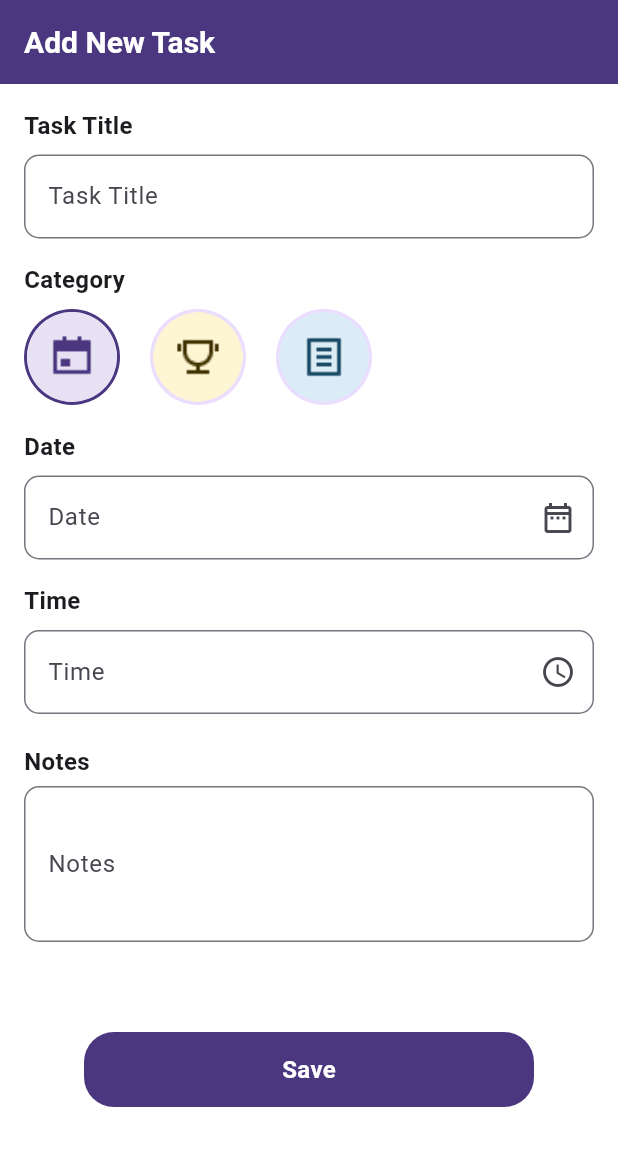
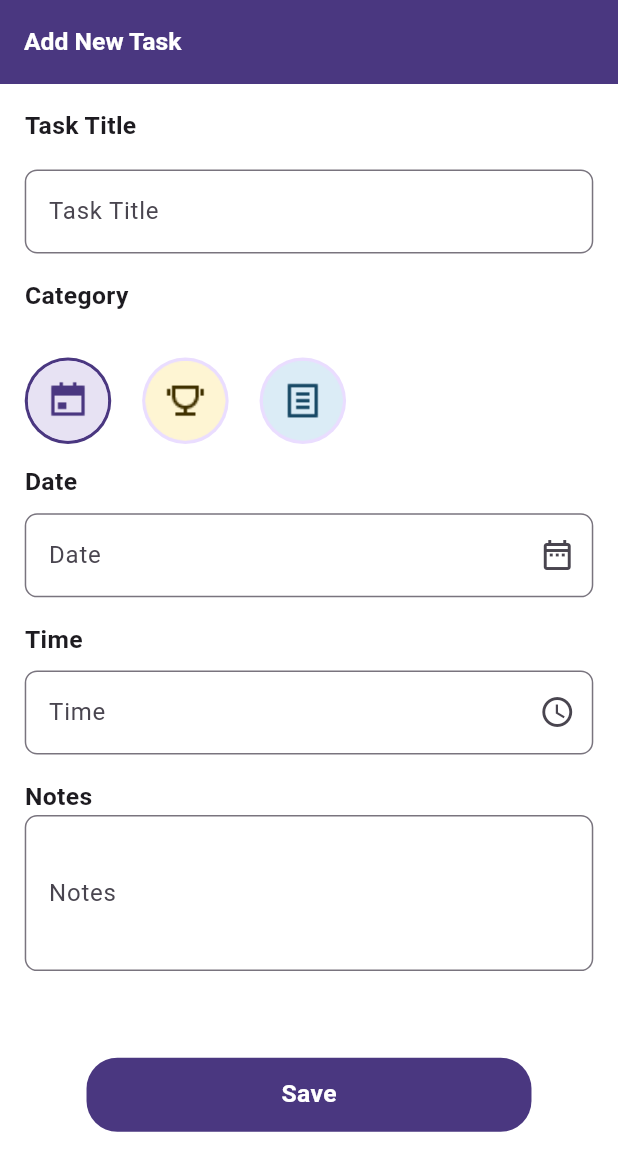
Before and after one commit to jaganprasad093/todo-app_nuox, a Flutter app: the screen it shows after launch, after a tap on "Add New Task", on a phone screen of 412 x 824 dp. Shown: the top 1171 px of the screen. Run offline on Flutter 3.47's test engine with Material 3 defaults, Android fonts, the phone set to English and light mode, and no system bars; our stand-ins replace flutter_local_notifications, flutter_timezone, hive_flutter, permission_handler, timezone; accounts and stored records are empty.

Commit message:
make it responsive

```diff
--- a/lib/view/create_task/create_task.dart
+++ b/lib/view/create_task/create_task.dart
@@ -41,7 +41,15 @@ class _CreateTaskState extends State<CreateTask> {
 
   @override
   Widget build(BuildContext context) {
-    final isSmallScreen = MediaQuery.of(context).size.width < 600;
+    final screenWidth = MediaQuery.of(context).size.width;
+    final screenHeight = MediaQuery.of(context).size.height;
+    final isSmallScreen = screenWidth < 600;
+    final double paddingFactor = isSmallScreen ? 0.04 : 0.03;
+    final double spacingFactor = isSmallScreen ? 0.02 : 0.025;
+    final double avatarRadiusFactor = isSmallScreen ? 0.07 : 0.06;
+    final double buttonHeightFactor = isSmallScreen ? 0.06 : 0.065;
+    final double buttonHorizontalPaddingFactor = isSmallScreen ? 0.1 : 0.2;
+    final double fontSizeFactor = isSmallScreen ? 0.04 : 0.035;
 
     return Scaffold(
       backgroundColor: ColorConstnats.primarywhite,
@@ -53,39 +61,41 @@ class _CreateTaskState extends State<CreateTask> {
           style: TextStyle(
             fontWeight: FontWeight.bold,
             color: ColorConstnats.primarywhite,
-            fontSize: isSmallScreen ? 20 : 24,
+            fontSize: screenWidth * fontSizeFactor,
           ),
         ),
       ),
       body: GestureDetector(
         onTap: () => FocusScope.of(context).unfocus(),
         child: SingleChildScrollView(
-          padding: EdgeInsets.all(isSmallScreen ? 16.0 : 24.0),
+          padding: EdgeInsets.all(screenWidth * paddingFactor),
           child: Form(
             key: _formKey,
             child: Column(
               crossAxisAlignment: CrossAxisAlignment.start,
               children: [
-                _buildSectionTitle("Task Title"),
-                SizedBox(height: isSmallScreen ? 8.0 : 12.0),
+                _buildSectionTitle("Task Title", screenWidth),
+                SizedBox(height: screenHeight * spacingFactor),
                 _buildTextFormField(
                   controller: title_controller,
                   label: "Task Title",
                   validator: (value) =>
                       value?.isEmpty ?? true ? 'Please enter a title' : null,
+                  screenWidth: screenWidth,
                 ),
-                SizedBox(height: isSmallScreen ? 16.0 : 20.0),
-                _buildSectionTitle("Category"),
-                SizedBox(height: isSmallScreen ? 8.0 : 12.0),
-                _buildCategorySelector(isSmallScreen),
-                SizedBox(height: isSmallScreen ? 16.0 : 20.0),
-                _buildDateTimeRow(isSmallScreen),
-                SizedBox(height: isSmallScreen ? 20.0 : 24.0),
-                _buildSectionTitle("Notes"),
-                SizedBox(height: isSmallScreen ? 5.0 : 8.0),
-                _buildNotesField(),
-                SizedBox(height: isSmallScreen ? 60.0 : 80.0),
-                _buildSaveButton(isSmallScreen),
+                SizedBox(height: screenHeight * spacingFactor * 1),
+                _buildSectionTitle("Category", screenWidth),
+                SizedBox(height: screenHeight * spacingFactor),
+                _buildCategorySelector(screenWidth, avatarRadiusFactor),
+                SizedBox(height: screenHeight * spacingFactor * .1),
+                _buildDateTimeRow(screenWidth, screenHeight, isSmallScreen),
+                SizedBox(height: screenHeight * spacingFactor * 1),
+                _buildSectionTitle("Notes", screenWidth),
+                SizedBox(height: screenHeight * spacingFactor * 0),
+                _buildNotesField(screenWidth),
+                SizedBox(height: screenHeight * 0.07),
+                _buildSaveButton(screenWidth, screenHeight, buttonHeightFactor,
+                    buttonHorizontalPaddingFactor, fontSizeFactor),
               ],
             ),
           ),
@@ -94,12 +104,12 @@ class _CreateTaskState extends State<CreateTask> {
     );
   }
 
-  Widget _buildSectionTitle(String text) {
+  Widget _buildSectionTitle(String text, double screenWidth) {
     return Text(
       text,
       style: TextStyle(
         fontWeight: FontWeight.bold,
-        fontSize: 16,
+        fontSize: screenWidth * 0.04,
       ),
     );
   }
@@ -112,13 +122,14 @@ class _CreateTaskState extends State<CreateTask> {
     VoidCallback? onTap,
     Widget? suffixIcon,
     int? maxLines,
+    required double screenWidth,
   }) {
     return TextFormField(
       controller: controller,
       decoration: InputDecoration(
         labelText: label,
         border: OutlineInputBorder(
-          borderRadius: BorderRadius.circular(10),
+          borderRadius: BorderRadius.circular(screenWidth * 0.02),
         ),
         suffixIcon: suffixIcon,
       ),
@@ -129,23 +140,23 @@ class _CreateTaskState extends State<CreateTask> {
     );
   }
 
-  Widget _buildCategorySelector(bool isSmallScreen) {
+  Widget _buildCategorySelector(double screenWidth, double avatarRadiusFactor) {
     return Container(
-      height: isSmallScreen ? 64 : 80,
+      height: screenWidth * 0.2,
       child: ListView.separated(
         scrollDirection: Axis.horizontal,
         itemCount: context.read<HomepageController>().imageList.length,
         separatorBuilder: (context, index) => SizedBox(
-          width: isSmallScreen ? 20 : 24,
+          width: screenWidth * 0.05,
         ),
         itemBuilder: (context, index) => InkWell(
           onTap: () => setState(() => selectedImage = index),
           child: CircleAvatar(
-            radius: isSmallScreen ? 32 : 36,
+            radius: screenWidth * avatarRadiusFactor,
             backgroundColor:
                 selectedImage == index ? ColorConstnats.backgroundColor : null,
             child: CircleAvatar(
-              radius: isSmallScreen ? 30 : 34,
+              radius: screenWidth * (avatarRadiusFactor - 0.005),
               backgroundImage: AssetImage(
                 context.read<HomepageController>().imageList[index],
               ),
@@ -156,32 +167,33 @@ class _CreateTaskState extends State<CreateTask> {
     );
   }
 
-  Widget _buildDateTimeRow(bool isSmallScreen) {
+  Widget _buildDateTimeRow(
+      double screenWidth, double screenHeight, bool isSmallScreen) {
     if (isSmallScreen) {
       return Column(
         children: [
-          _buildDateField(),
-          SizedBox(height: isSmallScreen ? 16.0 : 20.0),
-          _buildTimeField(),
+          _buildDateField(screenWidth, screenHeight),
+          SizedBox(height: screenHeight * 0.02),
+          _buildTimeField(screenWidth, screenHeight),
         ],
       );
     }
 
     return Row(
       children: [
-        Expanded(child: _buildDateField()),
-        SizedBox(width: isSmallScreen ? 16.0 : 20.0),
-        Expanded(child: _buildTimeField()),
+        Expanded(child: _buildDateField(screenWidth, screenHeight)),
+        SizedBox(width: screenWidth * 0.04),
+        Expanded(child: _buildTimeField(screenWidth, screenHeight)),
       ],
     );
   }
 
-  Widget _buildDateField() {
+  Widget _buildDateField(double screenWidth, double screenHeight) {
     return Column(
       crossAxisAlignment: CrossAxisAlignment.start,
       children: [
-        _buildSectionTitle("Date"),
-        SizedBox(height: 8.0),
+        _buildSectionTitle("Date", screenWidth),
+        SizedBox(height: screenHeight * 0.01),
         _buildTextFormField(
           controller: date_controller,
           label: "Date",
@@ -194,17 +206,18 @@ class _CreateTaskState extends State<CreateTask> {
             (date) => selectedDate = date,
           ),
           suffixIcon: Icon(Icons.date_range_outlined),
+          screenWidth: screenWidth,
         ),
       ],
     );
   }
 
-  Widget _buildTimeField() {
+  Widget _buildTimeField(double screenWidth, double screenHeight) {
     return Column(
       crossAxisAlignment: CrossAxisAlignment.start,
       children: [
-        _buildSectionTitle("Time"),
-        SizedBox(height: 8.0),
+        _buildSectionTitle("Time", screenWidth),
+        SizedBox(height: screenHeight * 0.01),
         _buildTextFormField(
           controller: time_controller,
           label: "Time",
@@ -213,31 +226,39 @@ class _CreateTaskState extends State<CreateTask> {
           readOnly: true,
           onTap: () => CreateTaskHelper.selectTime(context, time_controller),
           suffixIcon: Icon(Icons.access_time_outlined),
+          screenWidth: screenWidth,
         ),
       ],
     );
   }
 
-  Widget _buildNotesField() {
+  Widget _buildNotesField([double? screenWidth]) {
     return _buildTextFormField(
       controller: note_controller,
       label: "Notes",
       validator: (value) =>
           value?.isEmpty ?? true ? 'Please enter notes' : null,
       maxLines: 3,
+      screenWidth: screenWidth ?? MediaQuery.of(context).size.width,
     );
   }
 
-  Widget _buildSaveButton(bool isSmallScreen) {
+  Widget _buildSaveButton(
+      double screenWidth,
+      double screenHeight,
+      double buttonHeightFactor,
+      double buttonHorizontalPaddingFactor,
+      double fontSizeFactor) {
     return Padding(
-      padding: EdgeInsets.symmetric(horizontal: isSmallScreen ? 40.0 : 100.0),
+      padding: EdgeInsets.symmetric(
+          horizontal: screenWidth * buttonHorizontalPaddingFactor),
       child: InkWell(
         onTap: _handleSave,
         child: Container(
-          height: isSmallScreen ? 50 : 60,
+          height: screenHeight * buttonHeightFactor,
           decoration: BoxDecoration(
             color: ColorConstnats.backgroundColor,
-            borderRadius: BorderRadius.circular(20),
+            borderRadius: BorderRadius.circular(screenWidth * 0.05),
           ),
           child: Center(
             child: Text(
@@ -245,7 +266,7 @@ class _CreateTaskState extends State<CreateTask> {
               style: TextStyle(
                 fontWeight: FontWeight.bold,
                 color: ColorConstnats.primarywhite,
-                fontSize: isSmallScreen ? 16 : 18,
+                fontSize: screenWidth * fontSizeFactor,
               ),
             ),
           ),
--- a/lib/view/done_page/done_page.dart
+++ b/lib/view/done_page/done_page.dart
@@ -24,6 +24,17 @@ class _DonePageState extends State<DonePage> {
 
   @override
   Widget build(BuildContext context) {
+    final screenWidth = MediaQuery.of(context).size.width;
+    final screenHeight = MediaQuery.of(context).size.height;
+    final isSmallScreen = screenWidth < 600;
+
+    // Responsive sizing factors
+    final double appBarFontSize = isSmallScreen ? 20 : 24;
+    final double emptyStateIconSize = screenHeight * 0.12;
+    final double emptyStateTextSize = screenHeight * 0.022;
+    final double pagePadding = screenWidth * 0.02;
+    final double itemSpacing = screenHeight * 0.015;
+
     return Scaffold(
       backgroundColor: ColorConstnats.primarywhite,
       appBar: AppBar(
@@ -32,12 +43,15 @@ class _DonePageState extends State<DonePage> {
         title: Text(
           "Completed Task",
           style: TextStyle(
-              fontWeight: FontWeight.bold, color: ColorConstnats.primarywhite),
+            fontWeight: FontWeight.bold,
+            color: ColorConstnats.primarywhite,
+            fontSize: appBarFontSize,
+          ),
         ),
       ),
       body: Consumer<HomepageController>(
         builder: (context, value, child) => Padding(
-          padding: const EdgeInsets.all(8.0),
+          padding: EdgeInsets.all(pagePadding),
           child: HomepageController.completedKeys.isEmpty
               ? Center(
                   child: Column(
@@ -45,14 +59,14 @@ class _DonePageState extends State<DonePage> {
                     children: [
                       Icon(
                         Icons.assignment_outlined,
-                        size: 80,
+                        size: emptyStateIconSize,
                         color: Colors.grey[300],
                       ),
-                      const SizedBox(height: 20),
+                      SizedBox(height: screenHeight * 0.025),
                       Text(
-                        "No tasks compeleted yet",
+                        "No tasks completed yet",
                         style: TextStyle(
-                          fontSize: 18,
+                          fontSize: emptyStateTextSize,
                           color: Colors.grey[600],
                         ),
                       ),
@@ -77,7 +91,7 @@ class _DonePageState extends State<DonePage> {
                     );
                   },
                   separatorBuilder: (context, index) => SizedBox(
-                        height: 10,
+                        height: itemSpacing,
                       ),
                   itemCount: HomepageController.completedKeys.length),
         ),
--- a/lib/view/homepage/homepage.dart
+++ b/lib/view/homepage/homepage.dart
@@ -25,6 +25,21 @@ class _HomepageState extends State<Homepage> {
 
   @override
   Widget build(BuildContext context) {
+    final screenWidth = MediaQuery.of(context).size.width;
+    final screenHeight = MediaQuery.of(context).size.height;
+    final isSmallScreen = screenWidth < 600;
+    final double appBarFontSize = isSmallScreen ? 22 : 24;
+    final double emptyStateIconSize = isSmallScreen ? 80 : 100;
+    final double emptyStateTextSize = isSmallScreen ? 18 : 20;
+    final double buttonHorizontalPadding = isSmallScreen ? 30 : 40;
+    final double buttonVerticalPadding = isSmallScreen ? 12 : 16;
+    final double buttonBorderRadius = isSmallScreen ? 20 : 25;
+    final double listHorizontalPadding = screenWidth * 0.04;
+    final double listItemSpacing = isSmallScreen ? 20 : 25;
+    final double topPadding = screenHeight * 0.02;
+    final double bottomPadding = screenHeight * 0.02;
+    final double fabSize = isSmallScreen ? 56 : 64;
+
     return Scaffold(
       backgroundColor: Colors.grey[50],
       appBar: AppBar(
@@ -37,15 +52,10 @@ class _HomepageState extends State<Homepage> {
           style: TextStyle(
             fontWeight: FontWeight.bold,
             color: ColorConstnats.primarywhite,
-            fontSize: 22,
+            fontSize: appBarFontSize,
           ),
         ),
         centerTitle: true,
-        // shape: const RoundedRectangleBorder(
-        //   borderRadius: BorderRadius.vertical(
-        //     bottom: Radius.circular(70),
-        //   ),
-        // ),
       ),
       floatingActionButton: FloatingActionButton(
         backgroundColor: ColorConstnats.backgroundColor,
@@ -57,7 +67,10 @@ class _HomepageState extends State<Homepage> {
             ),
           );
         },
-        child: const Icon(Icons.add, color: Colors.white),
+        child: Icon(Icons.add, color: Colors.white, size: fabSize * 0.5),
+        mini: false,
+        elevation: 4,
+        shape: CircleBorder(),
       ),
       body: Consumer<HomepageController>(
         builder: (context, controller, child) {
@@ -68,25 +81,28 @@ class _HomepageState extends State<Homepage> {
                     children: [
                       Icon(
                         Icons.assignment_outlined,
-                        size: 80,
+                        size: emptyStateIconSize,
                         color: Colors.grey[300],
                       ),
-                      const SizedBox(height: 20),
+                      SizedBox(height: screenHeight * 0.02),
                       Text(
                         "No tasks yet",
                         style: TextStyle(
-                          fontSize: 18,
+                          fontSize: emptyStateTextSize,
                           color: Colors.grey[600],
                         ),
                       ),
-                      const SizedBox(height: 20),
+                      SizedBox(height: screenHeight * 0.02),
                       ElevatedButton(
                         style: ElevatedButton.styleFrom(
                           backgroundColor: ColorConstnats.backgroundColor,
-                          padding: const EdgeInsets.symmetric(
-                              horizontal: 30, vertical: 12),
+                          padding: EdgeInsets.symmetric(
+                            horizontal: buttonHorizontalPadding,
+                            vertical: buttonVerticalPadding,
+                          ),
                           shape: RoundedRectangleBorder(
-                            borderRadius: BorderRadius.circular(20),
+                            borderRadius:
+                                BorderRadius.circular(buttonBorderRadius),
                           ),
                         ),
                         onPressed: () {
@@ -99,11 +115,12 @@ class _HomepageState extends State<Homepage> {
                             ),
                           );
                         },
-                        child: const Text(
+                        child: Text(
                           "Add New Task",
                           style: TextStyle(
                             fontWeight: FontWeight.bold,
                             color: Colors.white,
+                            fontSize: emptyStateTextSize * 0.9,
                           ),
                         ),
                       ),
@@ -111,10 +128,11 @@ class _HomepageState extends State<Homepage> {
                   ),
                 )
               : Padding(
-                  padding: const EdgeInsets.symmetric(horizontal: 16),
+                  padding:
+                      EdgeInsets.symmetric(horizontal: listHorizontalPadding),
                   child: Column(
                     children: [
-                      const SizedBox(height: 16),
+                      SizedBox(height: topPadding),
                       Expanded(
                         child: ListView.separated(
                           physics: const BouncingScrollPhysics(),
@@ -139,11 +157,11 @@ class _HomepageState extends State<Homepage> {
                             );
                           },
                           separatorBuilder: (context, index) =>
-                              const SizedBox(height: 20),
+                              SizedBox(height: listItemSpacing),
                           itemCount: HomepageController.notelistKeys.length,
                         ),
                       ),
-                      const SizedBox(height: 20),
+                      SizedBox(height: bottomPadding),
                     ],
                   ),
                 );
```
